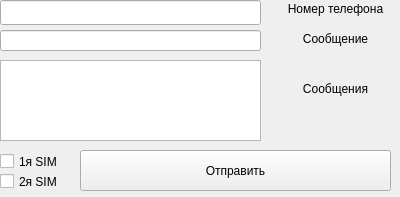
Old version of the form smsform.ui in the repository andrusha10t500/InfoPhone.
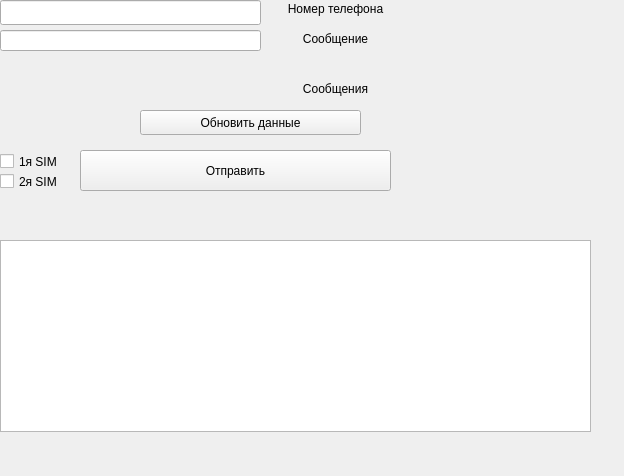
New version of the form.

Commit message: v.6 (table sms)

Patch:
```diff
--- a/smsform.ui
+++ b/smsform.ui
@@ -6,8 +6,8 @@
    <rect>
     <x>0</x>
     <y>0</y>
-    <width>400</width>
-    <height>197</height>
+    <width>624</width>
+    <height>476</height>
    </rect>
   </property>
   <property name="windowTitle">
@@ -133,16 +133,6 @@
     <set>Qt::AlignLeading|Qt::AlignLeft|Qt::AlignTop</set>
    </property>
   </widget>
-  <widget class="QTableView" name="tableView">
-   <property name="geometry">
-    <rect>
-     <x>0</x>
-     <y>60</y>
-     <width>261</width>
-     <height>81</height>
-    </rect>
-   </property>
-  </widget>
   <widget class="QLabel" name="label_3">
    <property name="geometry">
     <rect>
@@ -162,6 +152,29 @@
     <bool>false</bool>
    </property>
   </widget>
+  <widget class="QTableView" name="tableView_2">
+   <property name="geometry">
+    <rect>
+     <x>0</x>
+     <y>240</y>
+     <width>591</width>
+     <height>192</height>
+    </rect>
+   </property>
+  </widget>
+  <widget class="QPushButton" name="pushButton_2">
+   <property name="geometry">
+    <rect>
+     <x>140</x>
+     <y>110</y>
+     <width>221</width>
+     <height>25</height>
+    </rect>
+   </property>
+   <property name="text">
+    <string>Обновить данные</string>
+   </property>
+  </widget>
  </widget>
  <resources/>
  <connections/>
```
The commit also changes 6 other files.
